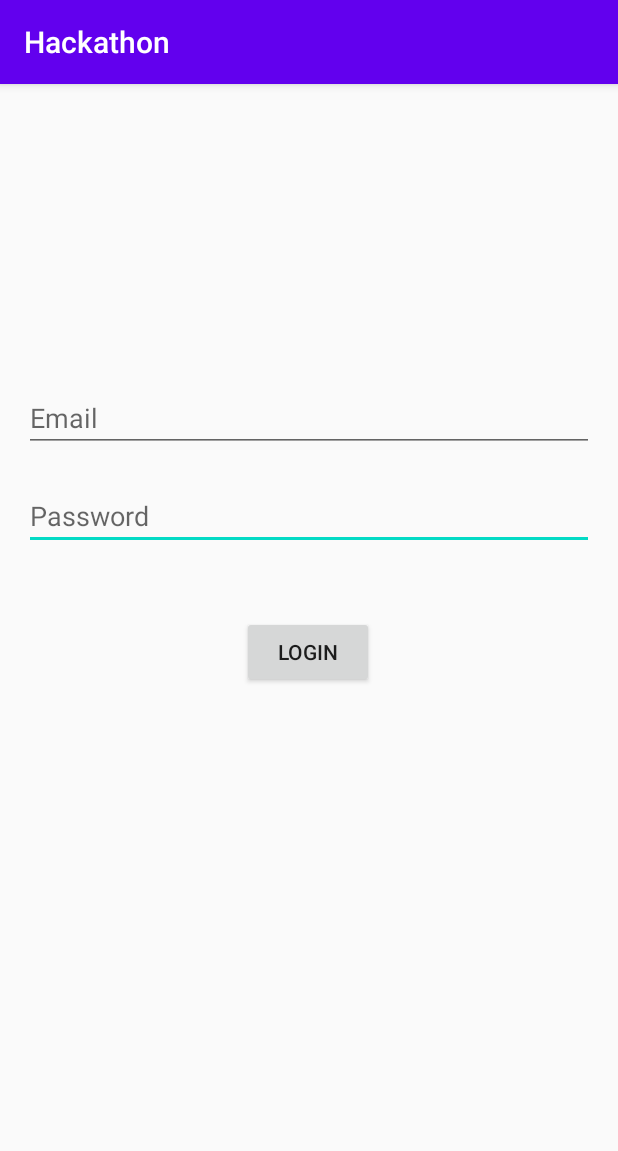
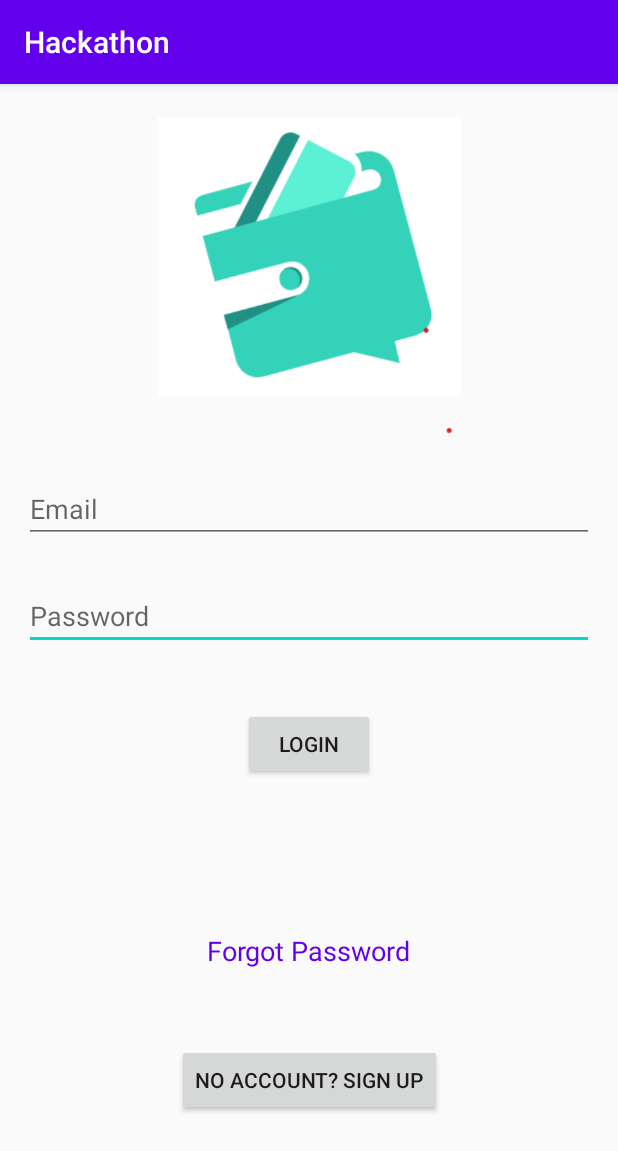
Before and after one commit to fkangichu/Application, an Android app: the screen it shows after launch (MainActivity), on a phone screen of 412 x 824 dp. Shown: the top 1151 px of the screen. Run offline under Robolectric (Android 15) with nearby library versions, the phone set to English and light mode, and no system bars.

Commit message:
Small update

```diff
--- a/app/src/main/java/com/example/hackathon/ui/home/HomeFragment.java
+++ b/app/src/main/java/com/example/hackathon/ui/home/HomeFragment.java
@@ -125,7 +125,7 @@ public class HomeFragment extends Fragment {
                 String monthSelected = "2020/" + monthString.get((String) parent.getItemAtPosition(position));
 
 //                PieDataSet dataSet = new PieDataSet(, "Income");
-                pieChart.setHoleRadius(25f);
+                pieChart.setHoleRadius(45f);
                 pieChart.setTransparentCircleAlpha(0);
                 pieChart.getLegend().setEnabled(false);
 
@@ -134,22 +134,27 @@ public class HomeFragment extends Fragment {
 
                 float[] data = {incomeResult.get(monthSelected), expenseResult.get(monthSelected)};
 
-                for (int i=0; i<data.length; i++) {
-                    pieEntries.add(new PieEntry(data[i], "Income"));
-                }
+                pieEntries.add(new PieEntry(data[0], "Income"));
+                pieEntries.add(new PieEntry(data[1], "Expense"));
+
+
+//                for (int i=0; i<data.length; i++) {
+//                }
 
 
 //                pieChart.setData(addDataSet());
                 PieDataSet pieDataSet = new PieDataSet(pieEntries, "MPesa Transactions");
 
-                ArrayList<Integer> colors = new ArrayList<>();
-                colors.add(Color.BLUE);
-                colors.add(Color.RED);
+//                ArrayList<Integer> colors = new ArrayList<>();
+//                colors.add(Color.BLUE);
+//                colors.add(Color.RED);
+//                colors.add(Color.CYAN);
+//                colors.add(Color.YELLOW);
 
                 PieData pieData = new PieData(pieDataSet);
                 pieDataSet.setSliceSpace(2);
                 pieDataSet.setValueTextSize(12);
-                pieDataSet.setColors(colors);
+                pieDataSet.setColors(ColorTemplate.PASTEL_COLORS);
 
                 pieChart.setData(pieData);
 
--- a/app/src/main/res/layout/activity_main.xml
+++ b/app/src/main/res/layout/activity_main.xml
@@ -12,12 +12,14 @@
         android:layout_width="wrap_content"
         android:layout_height="wrap_content"
         android:layout_marginStart="161dp"
-        android:layout_marginTop="44dp"
+        android:layout_marginTop="21dp"
         android:layout_marginEnd="161dp"
+        android:layout_marginBottom="55dp"
         android:onClick="Login"
         android:text="@string/login_button"
+        app:layout_constraintBottom_toTopOf="@+id/forgotPassword"
         app:layout_constraintEnd_toEndOf="parent"
-        app:layout_constraintHorizontal_bias="0.0"
+        app:layout_constraintHorizontal_bias="0.5"
         app:layout_constraintStart_toStartOf="parent"
         app:layout_constraintTop_toBottomOf="@+id/editTextPassword" />
 
@@ -26,11 +28,13 @@
         android:layout_width="0dp"
         android:layout_height="wrap_content"
         android:layout_marginStart="16dp"
-        android:layout_marginTop="20dp"
+        android:layout_marginTop="10dp"
         android:layout_marginEnd="16dp"
+        android:layout_marginBottom="17dp"
         android:ems="10"
         android:hint="@string/password"
         android:inputType="textPassword"
+        app:layout_constraintBottom_toTopOf="@+id/buttonLogin"
         app:layout_constraintEnd_toEndOf="parent"
         app:layout_constraintHorizontal_bias="0.0"
         app:layout_constraintStart_toStartOf="parent"
@@ -39,9 +43,9 @@
     <EditText
         android:id="@+id/editTextEmailAddress"
         android:layout_width="0dp"
-        android:layout_height="wrap_content"
+        android:layout_height="45dp"
         android:layout_marginStart="16dp"
-        android:layout_marginTop="200dp"
+        android:layout_marginTop="270dp"
         android:layout_marginEnd="16dp"
         android:layout_marginBottom="16dp"
         android:ems="10"
@@ -49,7 +53,47 @@
         android:inputType="textEmailAddress"
         app:layout_constraintBottom_toTopOf="@+id/editTextPassword"
         app:layout_constraintEnd_toEndOf="parent"
-        app:layout_constraintHorizontal_bias="1.0"
+        app:layout_constraintHorizontal_bias="0.0"
         app:layout_constraintStart_toStartOf="parent"
         app:layout_constraintTop_toTopOf="parent" />
+
+    <Button
+        android:id="@+id/buttonSignup"
+        android:layout_width="wrap_content"
+        android:layout_height="wrap_content"
+        android:layout_marginStart="118dp"
+        android:layout_marginEnd="118dp"
+        android:layout_marginBottom="80dp"
+        android:text="@string/signup"
+        app:layout_constraintBottom_toBottomOf="parent"
+        app:layout_constraintEnd_toEndOf="parent"
+        app:layout_constraintHorizontal_bias="0.5"
+        app:layout_constraintStart_toStartOf="parent" />
+
+    <TextView
+        android:id="@+id/forgotPassword"
+        android:layout_width="wrap_content"
+        android:layout_height="wrap_content"
+        android:layout_marginTop="46dp"
+        android:layout_marginBottom="60dp"
+        android:text="@string/forgot_password"
+        android:textSize="18sp"
+        android:textColor="@color/colorPrimary"
+        app:layout_constraintBottom_toTopOf="@+id/buttonSignup"
+        app:layout_constraintEnd_toEndOf="parent"
+        app:layout_constraintHorizontal_bias="0.5"
+        app:layout_constraintStart_toStartOf="parent"
+        app:layout_constraintTop_toBottomOf="@+id/buttonLogin" />
+
+    <ImageView
+        android:id="@+id/imageView2"
+        android:layout_width="299dp"
+        android:layout_height="211dp"
+        android:layout_marginBottom="5dp"
+        app:layout_constraintBottom_toTopOf="@+id/editTextEmailAddress"
+        app:layout_constraintEnd_toEndOf="parent"
+        app:layout_constraintStart_toStartOf="parent"
+        app:layout_constraintTop_toTopOf="parent"
+        app:srcCompat="@drawable/logo" />
+
 </androidx.constraintlayout.widget.ConstraintLayout>
--- a/app/src/main/res/layout/fragment_home.xml
+++ b/app/src/main/res/layout/fragment_home.xml
@@ -1,11 +1,15 @@
 <?xml version="1.0" encoding="utf-8"?>
 <RelativeLayout xmlns:android="http://schemas.android.com/apk/res/android"
-    xmlns:app="http://schemas.android.com/apk/res-auto"
     xmlns:tools="http://schemas.android.com/tools"
-    android:layout_width="match_parent"
+    android:layout_width="fill_parent"
     android:layout_height="wrap_content"
-    tools:context=".ui.home.HomeFragment"
-    android:orientation="horizontal">
+    tools:context=".ui.home.HomeFragment">
+
+<!--    <TextView-->
+<!--        android:id="@+id/textView"-->
+<!--        android:layout_width="wrap_content"-->
+<!--        android:layout_height="wrap_content"-->
+<!--        android:text="@string/fragment_home_title" />-->
 
     <Spinner
         android:id="@+id/calenderMonths"
@@ -26,13 +30,8 @@
     <com.github.mikephil.charting.charts.PieChart
         android:layout_below="@id/calenderMonths"
         android:id="@+id/mpesaTransactions"
-        android:layout_width="match_parent"
+        android:layout_width="fill_parent"
         android:layout_height="match_parent" />
-
-<!--    <ListView-->
-<!--        android:layout_width="match_parent"-->
-<!--        android:layout_height="match_parent"-->
-<!--        android:layout_below="@id/calenderMonths"/>-->
 
     <FrameLayout
         android:layout_width="match_parent"
--- a/app/src/main/res/values/strings.xml
+++ b/app/src/main/res/values/strings.xml
@@ -7,4 +7,8 @@
     <string name="email">Email</string>
     <string name="password">Password</string>
     <string name="login_button">Login</string>
+    <string name="signup">No account? Sign Up</string>
+    <string name="forgot_password">Forgot Password</string>
+    <string name="fragment_home_title">Transaction Activity</string>
+
 </resources>
```
Also changed, not shown: app/src/main/res/drawable/logo.png (added).
